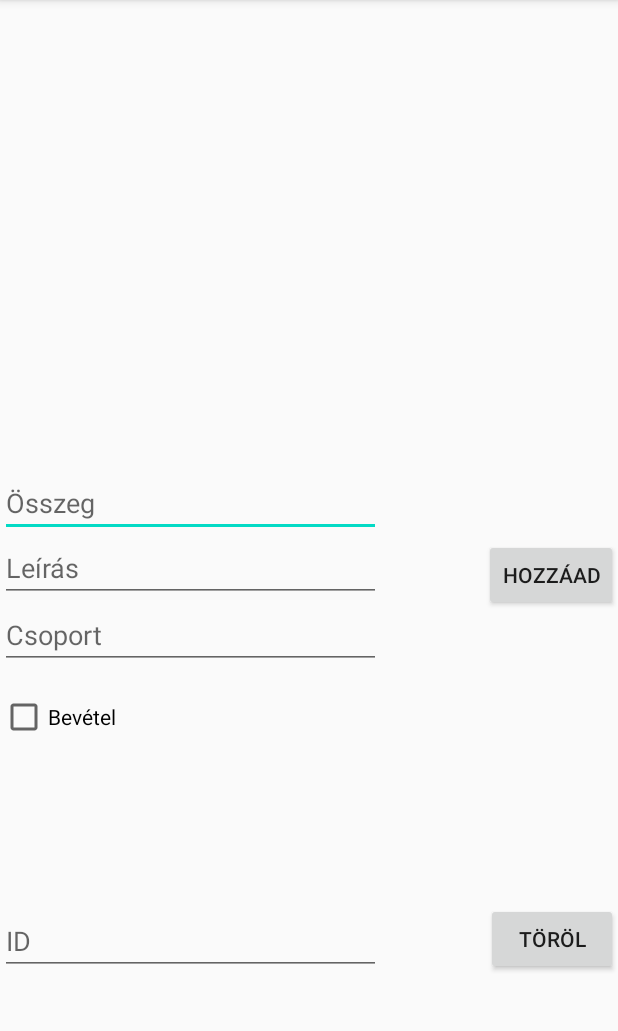
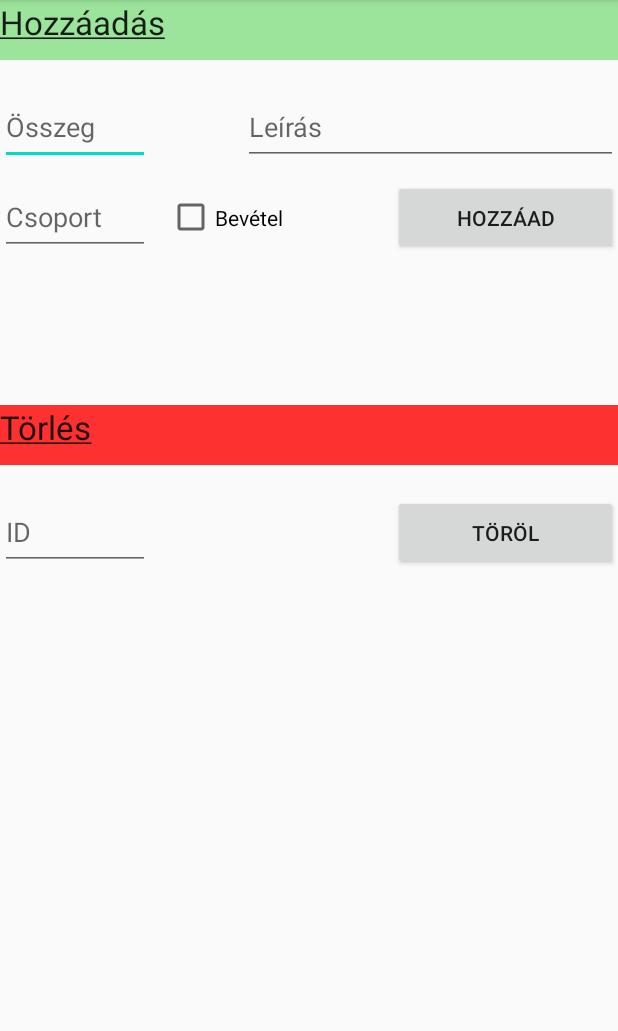
Before and after one commit to duszka-akos-attila/SZFM_2020_14_BugCrusherzz, an Android app: the fragment TemplateFragment shown on its own in the app's theme, on a phone screen of 412 x 824 dp, the part 84-1115 px from its top. Run offline under Robolectric (Android 15) with nearby library versions, the phone set to English and light mode, and no system bars.

Commit message:
Changed the GUI layout.

```diff
--- a/Tracky/Application/Tracky/app/src/main/res/layout/fragment_expense.xml
+++ b/Tracky/Application/Tracky/app/src/main/res/layout/fragment_expense.xml
@@ -28,9 +28,9 @@
     <EditText
 
         android:id="@+id/expense_desc"
-        android:layout_width="254dp"
+        android:layout_width="250dp"
         android:layout_height="50dp"
-        android:layout_marginStart="156dp"
+        android:layout_marginStart="164dp"
         android:layout_marginTop="20dp"
         android:hint="leirás"
         android:inputType="text"
--- a/Tracky/Application/Tracky/app/src/main/res/layout/fragment_template.xml
+++ b/Tracky/Application/Tracky/app/src/main/res/layout/fragment_template.xml
@@ -8,85 +8,104 @@
 
     <Button
         android:id="@+id/add_template"
-        android:layout_width="wrap_content"
-        android:layout_height="wrap_content"
+        android:layout_width="150dp"
+        android:layout_height="50dp"
+        android:layout_marginTop="80dp"
         android:text="Hozzáad"
-        app:layout_constraintBottom_toBottomOf="parent"
         app:layout_constraintEnd_toEndOf="parent"
-        app:layout_constraintTop_toTopOf="parent"
-        app:layout_constraintVertical_bias="0.499" />
+        app:layout_constraintTop_toBottomOf="@+id/textView2" />
 
     <EditText
         android:id="@+id/template_amount"
-        android:layout_width="254dp"
-        android:layout_height="43dp"
+        android:layout_width="100dp"
+        android:layout_height="50dp"
+        android:layout_marginTop="20dp"
         android:hint="Összeg"
         android:inputType="text"
-        app:layout_constraintBottom_toBottomOf="parent"
         app:layout_constraintStart_toStartOf="parent"
-        app:layout_constraintTop_toTopOf="parent"
-        app:layout_constraintVertical_bias="0.434" />
+        app:layout_constraintTop_toBottomOf="@+id/textView2" />
 
     <EditText
         android:id="@+id/template_desc"
-        android:layout_width="254dp"
-        android:layout_height="43dp"
+        android:layout_width="250dp"
+        android:layout_height="50dp"
+        android:layout_marginTop="20dp"
         android:hint="Leírás"
         android:inputType="text"
-        app:layout_constraintBottom_toBottomOf="parent"
+        app:layout_constraintEnd_toEndOf="parent"
+        app:layout_constraintHorizontal_bias="1.0"
+        app:layout_constraintStart_toStartOf="parent"
+        app:layout_constraintTop_toBottomOf="@+id/textView2" />
+
+    <EditText
+        android:id="@+id/template_group"
+        android:layout_width="100dp"
+        android:layout_height="50dp"
+        android:layout_marginTop="80dp"
+        android:hint="Csoport"
+        android:inputType="text"
         app:layout_constraintEnd_toEndOf="parent"
         app:layout_constraintHorizontal_bias="0.0"
         app:layout_constraintStart_toStartOf="parent"
-        app:layout_constraintTop_toTopOf="parent"
-        app:layout_constraintVertical_bias="0.494" />
+        app:layout_constraintTop_toBottomOf="@+id/textView2" />
+
+    <CheckBox
+        android:id="@+id/check_isincome"
+        android:layout_width="100dp"
+        android:layout_height="50dp"
+        android:layout_marginTop="80dp"
+        android:text="Bevétel"
+        app:layout_constraintEnd_toEndOf="parent"
+        app:layout_constraintHorizontal_bias="0.356"
+        app:layout_constraintStart_toStartOf="parent"
+        app:layout_constraintTop_toBottomOf="@+id/textView2" />
+
+    <Button
+        android:id="@+id/delete_template"
+        android:layout_width="150dp"
+        android:layout_height="50dp"
+        android:layout_marginTop="20dp"
+        android:text="Töröl"
+        app:layout_constraintEnd_toEndOf="parent"
+        app:layout_constraintHorizontal_bias="1.0"
+        app:layout_constraintStart_toStartOf="parent"
+        app:layout_constraintTop_toBottomOf="@+id/textView3" />
 
     <EditText
-        android:id="@+id/template_group"
-        android:layout_width="254dp"
-        android:layout_height="43dp"
-        android:hint="Csoport"
-        android:inputType="text"
-        app:layout_constraintBottom_toBottomOf="parent"
+        android:id="@+id/template_id"
+        android:layout_width="100dp"
+        android:layout_height="50dp"
+        android:layout_marginTop="20dp"
+        android:hint="ID"
+        android:inputType="number"
         app:layout_constraintEnd_toEndOf="parent"
         app:layout_constraintHorizontal_bias="0.0"
         app:layout_constraintStart_toStartOf="parent"
-        app:layout_constraintTop_toTopOf="parent"
-        app:layout_constraintVertical_bias="0.556" />
+        app:layout_constraintTop_toBottomOf="@+id/textView3" />
 
-    <CheckBox
-        android:id="@+id/check_isincome"
-        android:layout_width="wrap_content"
-        android:layout_height="wrap_content"
-        android:text="Bevétel"
-        app:layout_constraintBottom_toBottomOf="parent"
+    <TextView
+        android:id="@+id/textView2"
+        android:layout_width="415dp"
+        android:layout_height="40dp"
+        android:background="#9CE39C"
+        android:text="@string/income_add"
+        android:textAppearance="@style/TextAppearance.AppCompat.Large"
         app:layout_constraintEnd_toEndOf="parent"
         app:layout_constraintHorizontal_bias="0.0"
         app:layout_constraintStart_toStartOf="parent"
-        app:layout_constraintTop_toTopOf="parent"
-        app:layout_constraintVertical_bias="0.628" />
+        app:layout_constraintTop_toTopOf="parent" />
 
-    <Button
-        android:id="@+id/delete_template"
-        android:layout_width="wrap_content"
-        android:layout_height="wrap_content"
-        android:text="Töröl"
-        app:layout_constraintBottom_toBottomOf="parent"
-        app:layout_constraintEnd_toEndOf="parent"
-        app:layout_constraintHorizontal_bias="1.0"
-        app:layout_constraintStart_toStartOf="parent"
-        app:layout_constraintTop_toTopOf="parent"
-        app:layout_constraintVertical_bias="0.836" />
-
-    <EditText
-        android:id="@+id/template_id"
-        android:layout_width="254dp"
-        android:layout_height="43dp"
-        android:hint="ID"
-        android:inputType="number"
-        app:layout_constraintBottom_toBottomOf="parent"
+    <TextView
+        android:id="@+id/textView3"
+        android:layout_width="415dp"
+        android:layout_height="40dp"
+        android:layout_marginTop="100dp"
+        android:background="#CDFF0000"
+        android:text="@string/income_del"
+        android:textAppearance="@style/TextAppearance.AppCompat.Large"
         app:layout_constraintEnd_toEndOf="parent"
         app:layout_constraintHorizontal_bias="0.0"
         app:layout_constraintStart_toStartOf="parent"
-        app:layout_constraintTop_toTopOf="parent"
-        app:layout_constraintVertical_bias="0.837" />
+        app:layout_constraintTop_toBottomOf="@+id/add_template" />
+
 </androidx.constraintlayout.widget.ConstraintLayout>
```
Also changed, not shown: Tracky/Application/Tracky/app/src/main/res/layout/fragment_group.xml (+47 -27 lines), Tracky/Application/Tracky/app/src/main/res/menu/activity_main_drawer.xml (+6 -6 lines), Tracky/Application/Tracky/app/src/main/res/navigation/mobile_navigation.xml (+6 -6 lines).
